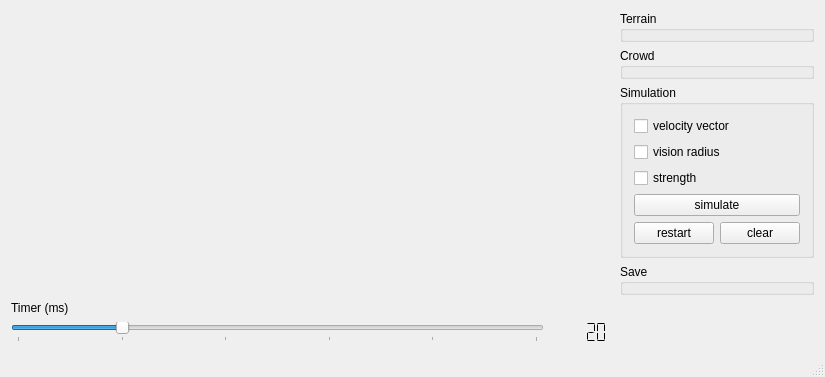
carlospzlz/crowdsimulator, file CrowdSimulator/ui/MainWindow.ui: the form before one commit.
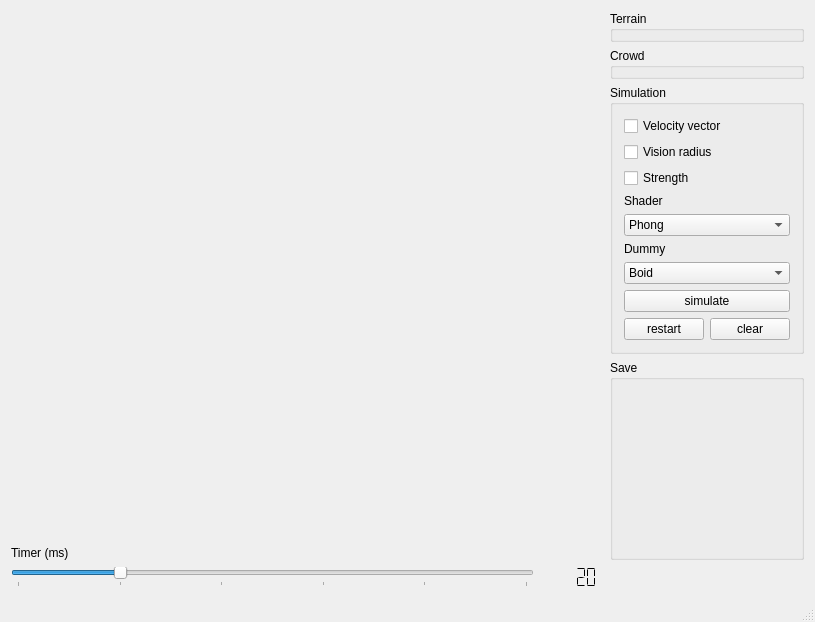
The form after the commit.

```diff
--- a/CrowdSimulator/ui/MainWindow.ui
+++ b/CrowdSimulator/ui/MainWindow.ui
@@ -6,8 +6,8 @@
    <rect>
     <x>0</x>
     <y>0</y>
-    <width>825</width>
-    <height>375</height>
+    <width>815</width>
+    <height>622</height>
    </rect>
   </property>
   <property name="windowTitle">
@@ -21,52 +21,117 @@
        <string>Simulation</string>
       </property>
       <layout class="QGridLayout" name="gridLayout">
+       <item row="4" column="0">
+        <widget class="QComboBox" name="s_shaderComboBox">
+         <item>
+          <property name="text">
+           <string>Phong</string>
+          </property>
+         </item>
+         <item>
+          <property name="text">
+           <string>Colour</string>
+          </property>
+         </item>
+        </widget>
+       </item>
+       <item row="3" column="0">
+        <widget class="QLabel" name="label">
+         <property name="text">
+          <string>Shader</string>
+         </property>
+        </widget>
+       </item>
        <item row="0" column="0">
         <widget class="QCheckBox" name="checkBox_3">
          <property name="text">
-          <string>velocity vector</string>
+          <string>Velocity vector</string>
          </property>
         </widget>
        </item>
        <item row="1" column="0">
         <widget class="QCheckBox" name="checkBox_2">
          <property name="text">
-          <string>vision radius</string>
+          <string>Vision radius</string>
          </property>
         </widget>
        </item>
-       <item row="5" column="0">
+       <item row="9" column="0">
         <layout class="QGridLayout" name="gridLayout_2">
-         <item row="1" column="0">
+         <item row="0" column="0">
           <widget class="QPushButton" name="pushButton_2">
            <property name="text">
             <string>restart</string>
            </property>
           </widget>
          </item>
-         <item row="1" column="1">
+         <item row="0" column="1">
           <widget class="QPushButton" name="pushButton_3">
            <property name="text">
             <string>clear</string>
            </property>
           </widget>
          </item>
-         <item row="0" column="0" colspan="2">
-          <widget class="QPushButton" name="s_simulateButton">
-           <property name="text">
-            <string>simulate</string>
-           </property>
-           <property name="checkable">
-            <bool>true</bool>
-           </property>
-          </widget>
-         </item>
         </layout>
        </item>
        <item row="2" column="0">
         <widget class="QCheckBox" name="checkBox">
          <property name="text">
-          <string>strength</string>
+          <string>Strength</string>
+         </property>
+        </widget>
+       </item>
+       <item row="5" column="0">
+        <widget class="QLabel" name="label_2">
+         <property name="text">
+          <string>Dummy</string>
+         </property>
+        </widget>
+       </item>
+       <item row="6" column="0">
+        <widget class="QComboBox" name="s_dummyComboBox">
+         <property name="currentIndex">
+          <number>0</number>
+         </property>
+         <item>
+          <property name="text">
+           <string>Boid</string>
+          </property>
+         </item>
+         <item>
+          <property name="text">
+           <string>Legoman</string>
+          </property>
+         </item>
+         <item>
+          <property name="text">
+           <string>Human</string>
+          </property>
+         </item>
+         <item>
+          <property name="text">
+           <string>Teddy</string>
+          </property>
+         </item>
+         <item>
+          <property name="text">
+           <string>Cow</string>
+          </property>
+         </item>
+         <item>
+          <property name="text">
+           <string>Speedboat</string>
+          </property>
+         </item>
+        </widget>
+       </item>
+       <item row="7" column="0">
+        <widget class="QPushButton" name="s_simulateButton">
+         <property name="text">
+          <string>simulate</string>
+         </property>
+         <property name="checkable">
+          <bool>true</bool>
          </property>
         </widget>
        </item>
@@ -94,13 +159,6 @@
       </property>
      </widget>
     </item>
-    <item row="3" column="2">
-     <widget class="QGroupBox" name="groupBox_4">
-      <property name="title">
-       <string>Save</string>
-      </property>
-     </widget>
-    </item>
     <item row="0" column="0" colspan="2">
      <spacer name="horizontalSpacer">
       <property name="orientation">
@@ -165,6 +223,13 @@
       </property>
      </widget>
     </item>
+    <item row="4" column="2" rowspan="2">
+     <widget class="QGroupBox" name="groupBox_4">
+      <property name="title">
+       <string>Save</string>
+      </property>
+     </widget>
+    </item>
    </layout>
   </widget>
   <widget class="QMenuBar" name="menuBar">
```
Left out of the diff: 8 changed lines with no effect on the pictures.
